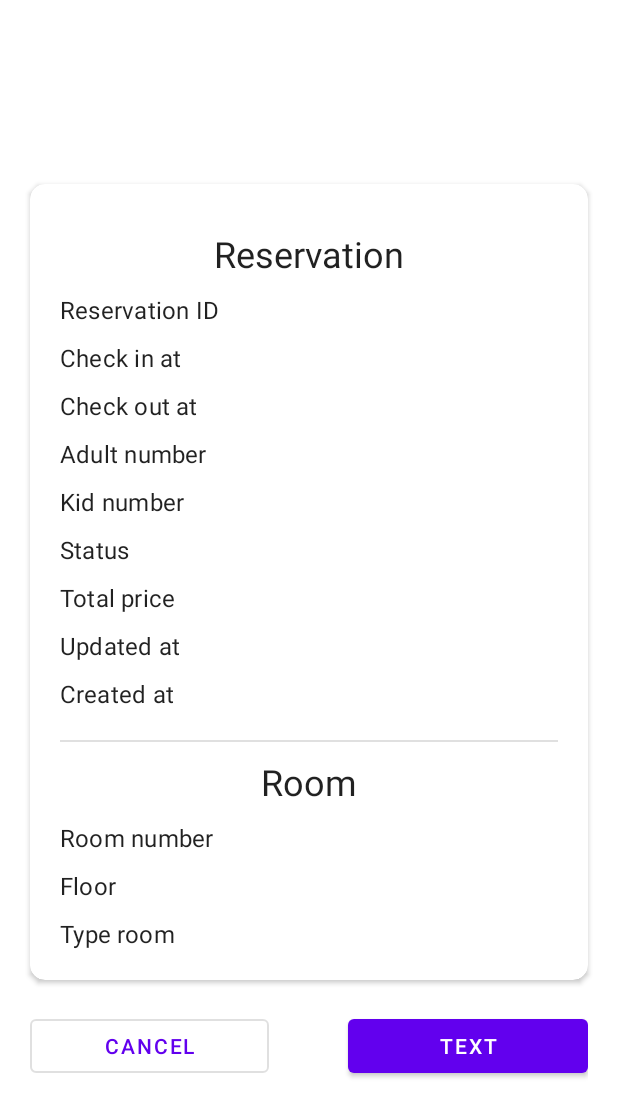
After one commit to NghiaHaNgoc/HotelBookingApp, an Android app: the layout fragment_reservation_history_detail.xml on its own in the app's theme, with its tools: preview values and no code run, on a phone screen of 412 x 824 dp. The commit adds this screen. Shown: the top 1117 px of the screen. Run offline under Robolectric (Android 15) with nearby library versions, the phone set to English and light mode, and no system bars.

Commit message:
Add ReservationHistoryDetailFragment screen

```diff
--- a/app/src/main/java/com/hotel/hotel_booking_app/model/Reservation.java
+++ b/app/src/main/java/com/hotel/hotel_booking_app/model/Reservation.java
@@ -11,6 +11,7 @@ public class Reservation {
     public Integer status;
     public Integer totalPrice;
     public String updatedAt;
+    public String createdAt;
     public Room room;
 
     public static class ReservationInput {
--- /dev/null
+++ b/app/src/main/res/layout/fragment_reservation_history_detail.xml
@@ -0,0 +1,170 @@
+<?xml version="1.0" encoding="utf-8"?>
+<LinearLayout xmlns:android="http://schemas.android.com/apk/res/android"
+    xmlns:tools="http://schemas.android.com/tools"
+    android:layout_width="match_parent"
+    android:layout_height="match_parent"
+    xmlns:app="http://schemas.android.com/apk/res-auto"
+    android:gravity="center"
+    android:orientation="vertical"
+    tools:context=".ui.reservation_history.ReservationHistoryDetailFragment">
+
+    <androidx.cardview.widget.CardView
+        android:layout_width="match_parent"
+        android:layout_height="wrap_content"
+        app:cardCornerRadius="10dp"
+        android:layout_margin="20dp">
+
+        <LinearLayout
+            android:layout_width="match_parent"
+            android:layout_height="wrap_content"
+            android:orientation="vertical"
+            android:padding="20dp">
+
+            <TextView
+                style="@style/TextAppearance.MaterialComponents.Headline5"
+                android:layout_width="match_parent"
+                android:layout_height="wrap_content"
+                android:layout_marginTop="10dp"
+                android:gravity="center"
+                android:text="@string/reservation" />
+
+            <TextView
+                android:id="@+id/text_reservation_history_detail_reservation_id"
+                style="@style/TextAppearance.MaterialComponents.Subtitle1"
+                android:layout_width="match_parent"
+                android:layout_height="wrap_content"
+                android:layout_marginTop="10dp"
+                android:text="@string/reservation_id" />
+
+            <TextView
+                android:id="@+id/text_reservation_history_detail_checkin_at"
+                style="@style/TextAppearance.MaterialComponents.Subtitle1"
+                android:layout_width="match_parent"
+                android:layout_height="wrap_content"
+                android:layout_marginTop="10dp"
+                android:text="@string/check_in_at" />
+
+            <TextView
+                android:id="@+id/text_reservation_history_detail_checkout_at"
+                style="@style/TextAppearance.MaterialComponents.Subtitle1"
+                android:layout_width="match_parent"
+                android:layout_height="wrap_content"
+                android:layout_marginTop="10dp"
+                android:text="@string/checkout_at" />
+
+            <TextView
+                android:id="@+id/text_reservation_history_detail_adult_number"
+                style="@style/TextAppearance.MaterialComponents.Subtitle1"
+                android:layout_width="match_parent"
+                android:layout_height="wrap_content"
+                android:layout_marginTop="10dp"
+                android:text="@string/adult_number" />
+
+            <TextView
+                android:id="@+id/text_reservation_history_detail_kid_number"
+                style="@style/TextAppearance.MaterialComponents.Subtitle1"
+                android:layout_width="match_parent"
+                android:layout_height="wrap_content"
+                android:layout_marginTop="10dp"
+                android:text="@string/kid_number" />
+
+            <TextView
+                android:id="@+id/text_reservation_history_detail_status"
+                style="@style/TextAppearance.MaterialComponents.Subtitle1"
+                android:layout_width="match_parent"
+                android:layout_height="wrap_content"
+                android:layout_marginTop="10dp"
+                android:text="@string/status" />
+
+            <TextView
+                android:id="@+id/text_reservation_history_detail_total_price"
+                style="@style/TextAppearance.MaterialComponents.Subtitle1"
+                android:layout_width="match_parent"
+                android:layout_height="wrap_content"
+                android:layout_marginTop="10dp"
+                android:text="@string/total_price" />
+
+            <TextView
+                android:id="@+id/text_reservation_history_detail_updated_at"
+                style="@style/TextAppearance.MaterialComponents.Subtitle1"
+                android:layout_width="match_parent"
+                android:layout_height="wrap_content"
+                android:layout_marginTop="10dp"
+                android:text="@string/updated_at" />
+
+            <TextView
+                android:id="@+id/text_reservation_history_detail_created_at"
+                style="@style/TextAppearance.MaterialComponents.Subtitle1"
+                android:layout_width="match_parent"
+                android:layout_height="wrap_content"
+                android:layout_marginTop="10dp"
+                android:text="@string/created_at" />
+
+            <View
+                android:layout_width="match_parent"
+                android:layout_height="1dp"
+                android:layout_marginTop="20dp"
+                android:background="?android:attr/listDivider" />
+
+            <TextView
+                style="@style/TextAppearance.MaterialComponents.Headline5"
+                android:layout_width="match_parent"
+                android:layout_height="wrap_content"
+                android:layout_marginTop="10dp"
+                android:gravity="center"
+                android:text="@string/room" />
+
+            <TextView
+                android:id="@+id/text_reservation_history_detail_room_number"
+                style="@style/TextAppearance.MaterialComponents.Subtitle1"
+                android:layout_width="match_parent"
+                android:layout_height="wrap_content"
+                android:layout_marginTop="10dp"
+                android:text="@string/room_number" />
+
+            <TextView
+                android:id="@+id/text_reservation_history_detail_floor"
+                style="@style/TextAppearance.MaterialComponents.Subtitle1"
+                android:layout_width="match_parent"
+                android:layout_height="wrap_content"
+                android:layout_marginTop="10dp"
+                android:text="@string/floor" />
+
+            <TextView
+                android:id="@+id/text_reservation_history_detail_type_room_title"
+                style="@style/TextAppearance.MaterialComponents.Subtitle1"
+                android:layout_width="match_parent"
+                android:layout_height="wrap_content"
+                android:layout_marginTop="10dp"
+                android:text="@string/type_room"
+
+                />
+        </LinearLayout>
+    </androidx.cardview.widget.CardView>
+
+    <LinearLayout
+        android:layout_width="match_parent"
+        android:layout_height="wrap_content"
+        android:layout_marginHorizontal="20dp"
+        android:orientation="horizontal">
+
+        <Button
+            style="@style/Widget.MaterialComponents.Button.OutlinedButton"
+            android:layout_width="0dp"
+            android:layout_height="wrap_content"
+            android:layout_weight="3"
+            android:text="@string/status_cancel" />
+
+        <Space
+            android:layout_width="0dp"
+            android:layout_height="wrap_content"
+            android:layout_weight="1" />
+
+        <Button
+            android:layout_width="0dp"
+            android:layout_height="wrap_content"
+            android:layout_weight="3"
+            android:text="text" />
+    </LinearLayout>
+
+</LinearLayout>
--- a/app/src/main/res/values/strings.xml
+++ b/app/src/main/res/values/strings.xml
@@ -50,6 +50,7 @@
     <string name="total_price">Total price</string>
     <string name="reservation_id">Reservation ID</string>
     <string name="reservation_history">Reservation history</string>
+    <string name="reservation_history_detail">Reservation history detail</string>
     <string name="created_at">Created at</string>
     <string name="room">Room</string>
     <string name="room_number">Room number</string>
@@ -59,6 +60,10 @@
     <string name="status_in_progress">In progress</string>
     <string name="status_end">End</string>
     <string name="status_cancel">Cancel</string>
+    <string name="check_in_at">Check in at</string>
+    <string name="checkout_at">Check out at</string>
+    <string name="updated_at">Updated at</string>
+    <string name="name">Name</string>
 
     <string name="require_input_message">This field is required!</string>
     <string name="exceed_capacity_limit_message">Exceed capacity limit!</string>
```
Also changed, not shown: app/src/main/java/com/hotel/hotel_booking_app/model/TypeRoom.java (+1 -6 lines), app/src/main/java/com/hotel/hotel_booking_app/ui/gallery/GalleryFragment.java (deleted, +0 -54 lines), app/src/main/java/com/hotel/hotel_booking_app/ui/gallery/GalleryViewModel.java (deleted, +0 -19 lines), app/src/main/java/com/hotel/hotel_booking_app/ui/home/MyHomeTypeRoomCardRecyclerViewAdapter.java (+3 -4 lines), app/src/main/java/com/hotel/hotel_booking_app/ui/reservation/ReservationFragment.java (+2 -7 lines), app/src/main/java/com/hotel/hotel_booking_app/ui/reservation_history/ReservationHistoryDetailFragment.java (added, +147 -0 lines), app/src/main/java/com/hotel/hotel_booking_app/ui/reservation_history/ReservationHistoryFragment.java (+11 -2 lines), app/src/main/java/com/hotel/hotel_booking_app/ui/reservation_history/ReservationHistoryItemRecyclerViewAdapter.java (+19 -2 lines), app/src/main/java/com/hotel/hotel_booking_app/ui/slideshow/SlideshowFragment.java (deleted, +0 -37 lines), app/src/main/java/com/hotel/hotel_booking_app/ui/slideshow/SlideshowViewModel.java (deleted, +0 -19 lines), app/src/main/java/com/hotel/hotel_booking_app/ui/type_room_detail/MyTypeRoomCarouselRecyclerViewAdapter.java (+4 -4 lines), app/src/main/res/layout/fragment_gallery.xml (deleted, +0 -22 lines), app/src/main/res/layout/fragment_slideshow.xml (deleted, +0 -22 lines), app/src/main/res/navigation/mobile_navigation.xml (+5 -10 lines).
